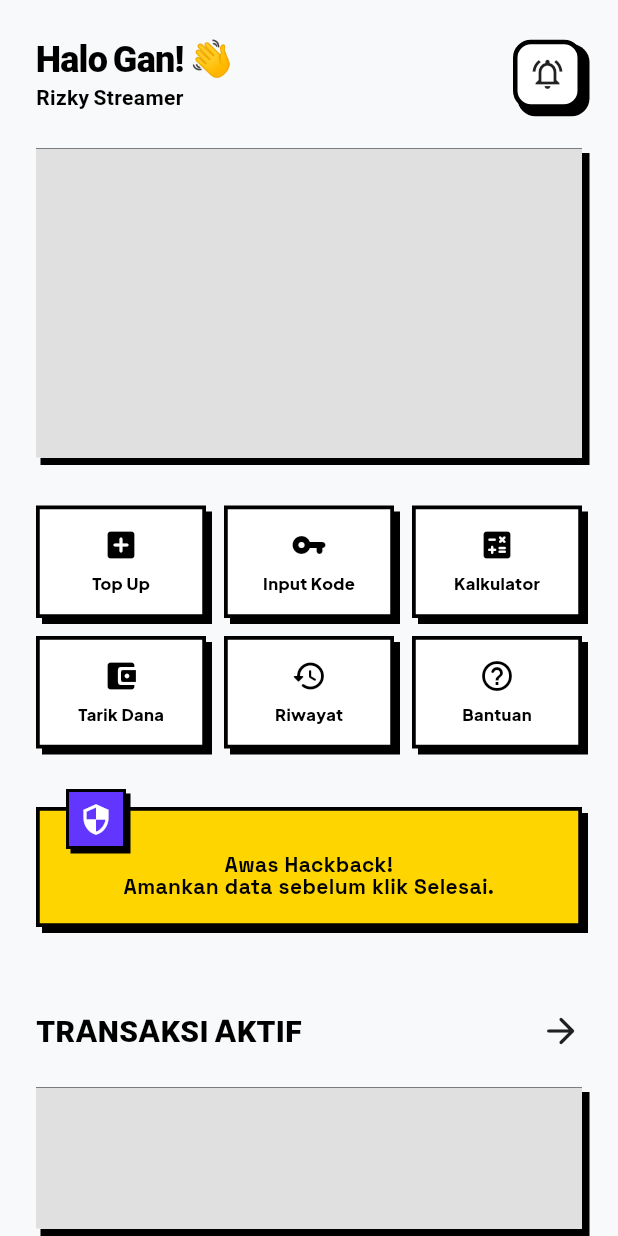
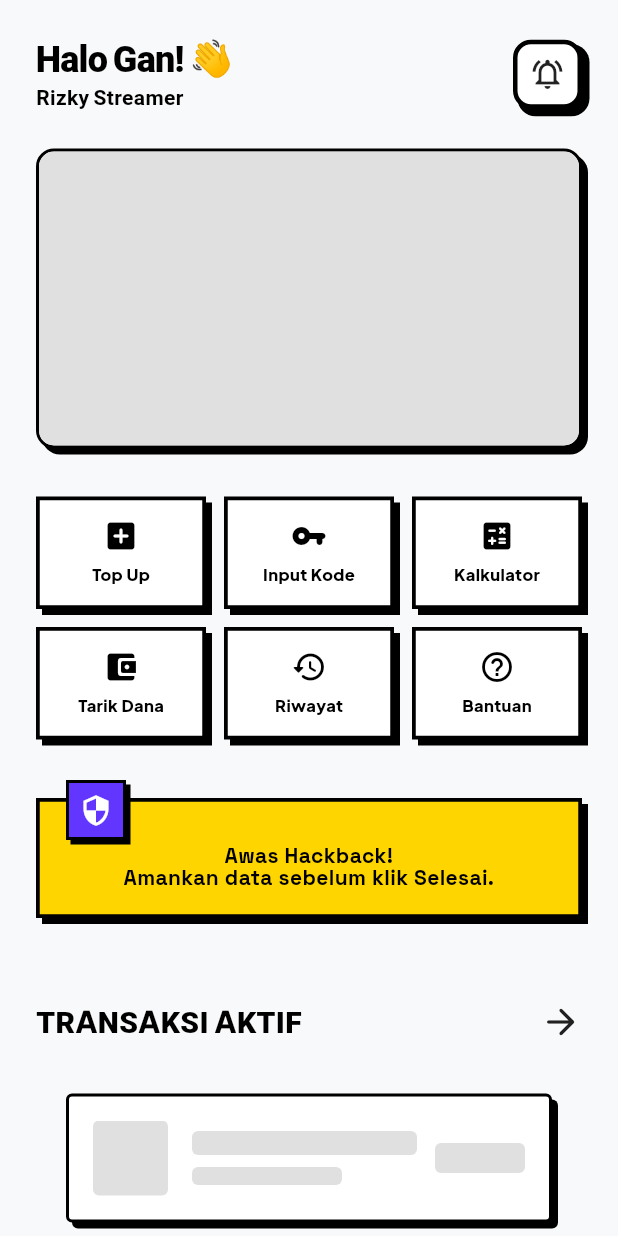
Before and after one commit to wirashauma/rekber, a Flutter app: the HomePage screen opened directly, on a phone screen of 412 x 824 dp. Run offline on Flutter 3.47's test engine with Material 3 defaults, Android fonts, the phone set to English and light mode, and no system bars; drawn by our look-alikes of shimmer; our stand-ins replace dartz, equatable, flutter_bloc, get_it, go_router, google_fonts and 2 more; accounts and stored records are empty.

```diff
--- a/mobile/lib/features/home/presentation/pages/home_page.dart
+++ b/mobile/lib/features/home/presentation/pages/home_page.dart
@@ -3,6 +3,7 @@ import 'package:go_router/go_router.dart';
 import '../../../../core/constants/app_colors.dart';
 import '../../../../core/constants/app_text_styles.dart';
 import '../../../../core/widgets/brutalist_widgets.dart';
+import '../../../../core/widgets/brutal_skeleton.dart';
 import '../../../../core/services/mock_data_service.dart';
 import '../../../../core/utils/currency_formatter.dart';
 
@@ -71,11 +72,10 @@ class _HomePageState extends State<HomePage> {
               child: Padding(
                 padding: const EdgeInsets.symmetric(horizontal: 24.0),
                 child: isLoading
-                    ? const BrutalistSkeleton(
+                    ? const BrutalSkeleton(
                         width: double.infinity,
                         height: 200,
-                        borderRadius: 0.0,
-                        shadowOffset: Offset(4, 4),
+                        borderRadius: 12.0,
                       )
                     : BrutalistCard(
                         backgroundColor: AppColors.primary,
@@ -280,15 +280,7 @@ class _HomePageState extends State<HomePage> {
                 delegate: SliverChildBuilderDelegate(
                   (context, index) {
                     if (isLoading) {
-                      return const Padding(
-                        padding: EdgeInsets.only(bottom: 20.0),
-                        child: BrutalistSkeleton(
-                          width: double.infinity,
-                          height: 88,
-                          borderRadius: 0.0,
-                          shadowOffset: Offset(4, 4),
-                        ),
-                      );
+                      return const BrutalSkeletonCard();
                     }
 
                     final trx = MockDataService.dummyTransactions[index];
```
